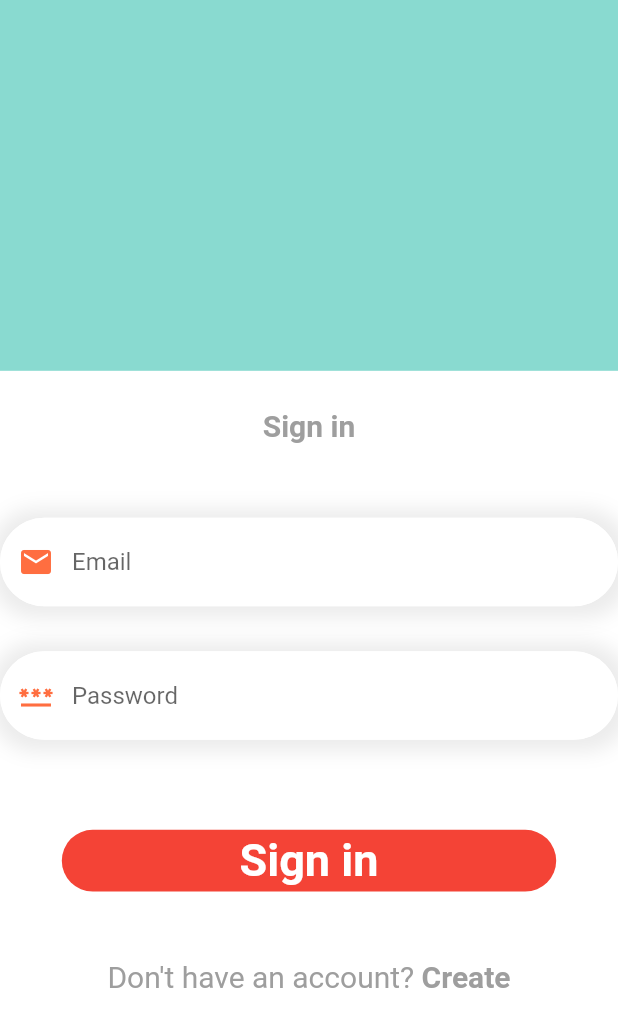
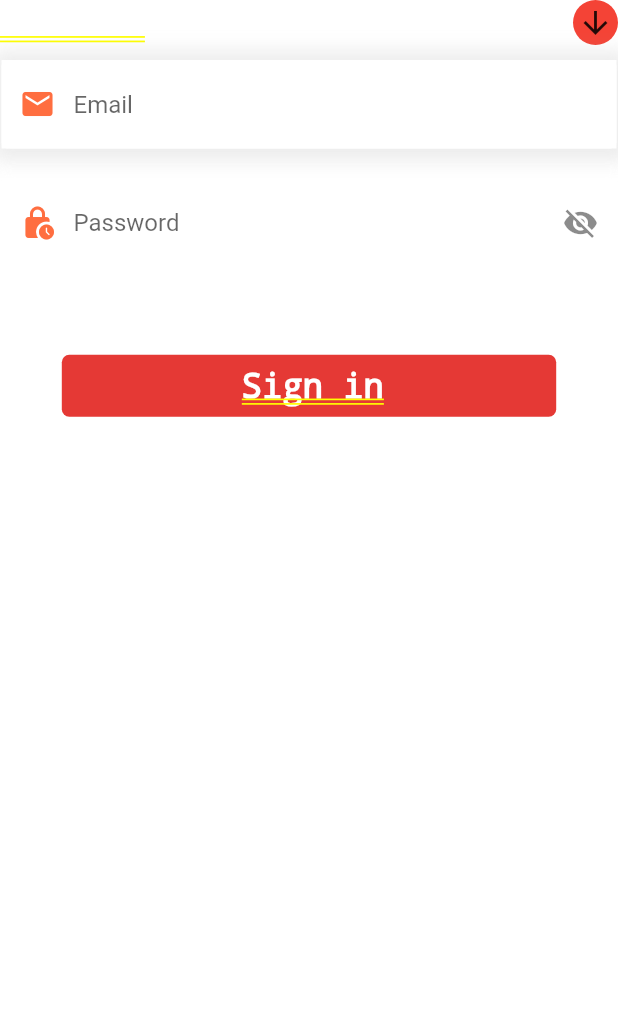
Before and after one commit to OLADISEA/bank-app, a Flutter app: the screen it shows after launch, on a phone screen of 412 x 824 dp. Shown: the top 1027 px of the screen. Run offline on Flutter 3.47's test engine with Material 2 defaults, Android fonts, the light colour scheme and no system bars; our stand-ins replace dots_indicator, email_validator, get, page_transition; missing offline and left inert: flutter_udid.

Commit message:
Added the password visibility, refactored some navigation and made some changes in the UI

```diff
--- a/lib/Screens/log_in_page.dart
+++ b/lib/Screens/log_in_page.dart
@@ -1,10 +1,10 @@
 import 'package:bank_app/Screens/sign_up.dart';
 import 'package:bank_app/Utilities/colors.dart';
+import 'package:bank_app/Utilities/dimensions.dart';
 import 'package:email_validator/email_validator.dart';
-import 'package:flutter/gestures.dart';
+//import 'package:flutter/gestures.dart';
 import 'package:flutter/material.dart';
 import 'package:get/get.dart';
-import '';
 import '../Utilities/card.dart';
 
 class LoginPage extends StatefulWidget {
@@ -19,6 +19,7 @@ class _LoginPageState extends State<LoginPage> {
   final GlobalKey<FormState> _formKey = GlobalKey<FormState>();
   final TextEditingController _emailController = TextEditingController();
   final TextEditingController _passwordController = TextEditingController();
+  bool hidePassword = true;
 
 
 
@@ -54,11 +55,17 @@ class _LoginPageState extends State<LoginPage> {
 
       if (userId != null) {
         // Successful sign-in
-        Navigator.pushNamed(context, '/home', arguments: userId);
+        Navigator.pushNamedAndRemoveUntil(
+          context,
+          '/home',
+              (Route<dynamic> route) => false,
+          arguments: userId,
+        );
+
       } else {
         // Invalid credentials
         ScaffoldMessenger.of(context).showSnackBar(
-          SnackBar(content: Text('Invalid credentials')),
+          const SnackBar(content: Text('Invalid credentials')),
         );
       }
     }
@@ -69,47 +76,33 @@ class _LoginPageState extends State<LoginPage> {
     double w = MediaQuery.of(context).size.width;
     double h = MediaQuery.of(context).size.height;
 
-    return Scaffold(
-      backgroundColor: Colors.white,
-      body: SingleChildScrollView(
-        child: Column(
-          children: [
-            Container(
-              width: w,
-              height: h * 0.3,
-              decoration: const BoxDecoration(
-                  color: AppColors.mainColor,
-              ),
-            ),
-            Container(
-              margin: const EdgeInsets.only(left: 20, right: 20),
-              width: w,
-              child: Column(
-                crossAxisAlignment: CrossAxisAlignment.center,
-                children: [
-                  Container(
-                    margin: const EdgeInsets.only(top: 25),
-                    child: Text(
-                      "Sign in",
-                      style: TextStyle(
-                        fontSize: 20,
-                        fontWeight: FontWeight.bold,
-                        color: Colors.grey[500],
-                      ),
-                    ),
-                  ),
-                ],
-              ),
-            ),
-            const SizedBox(height: 50),
-            Form(
+    return Form(
           key: _formKey,
           child: Column(
             children: [
+              Row(
+                mainAxisAlignment: MainAxisAlignment.spaceBetween,
+                children: [
+                  Text("Sign in",
+                  style: TextStyle(
+                    fontSize: 23,
+                    color: Colors.white
+                  ),),
                   Container(
+                      height: 30,
+                      width: 30,
+                      decoration: BoxDecoration(
+                        color: Colors.red,
+                        borderRadius: BorderRadius.circular(15)
+                      ),
+                      child: Icon(Icons.arrow_downward))
+                ],
+              ),
+              Container(
+                margin: const EdgeInsets.only(left: 1,right: 1,top: 10),
                 decoration: BoxDecoration(
                   color: Colors.white,
-                      borderRadius: BorderRadius.circular(30),
+                  //borderRadius: BorderRadius.circular(0),
                   boxShadow: [
                     BoxShadow(
                       spreadRadius: 7,
@@ -126,38 +119,47 @@ class _LoginPageState extends State<LoginPage> {
                     } else if (!EmailValidator.validate(value!)) {
                       return "Invalid Email";
                     }
+                    return null;
                   },
                   controller: _emailController,
-                      decoration: InputDecoration(
+                  decoration: const InputDecoration(
                     hintText: "Email",
-                        prefixIcon: const Icon(
+                    prefixIcon: Icon(
                       Icons.email,
                       color: Colors.deepOrangeAccent,
                     ),
                     enabledBorder: OutlineInputBorder(
-                          borderRadius: BorderRadius.circular(30),
-                          borderSide: const BorderSide(
+                      //borderRadius: BorderRadius.circular(Dimensions.radius30),
+                      borderSide: BorderSide(
                         color: Colors.white,
                         width: 1.0,
                       ),
                     ),
+                    focusedBorder: OutlineInputBorder( // Add a white glow when focused
+                      //borderRadius: BorderRadius.circular(Dimensions.radius30),
+                      borderSide: BorderSide(
+                        color: Colors.white,
+                        width: 2.0,
+                      ),
+                    ),
                     border: OutlineInputBorder(
-                          borderRadius: BorderRadius.circular(30),
+                     // borderRadius: BorderRadius.circular(Dimensions.radius30),
                     ),
                   ),
                 ),
               ),
-                  const SizedBox(height: 30),
+              SizedBox(height: Dimensions.height20),
               Container(
+                margin: const EdgeInsets.only(left: 1,right: 1,top: 5),
                 decoration: BoxDecoration(
                   color: Colors.white,
-                      borderRadius: BorderRadius.circular(30),
+                 // borderRadius: BorderRadius.circular(Dimensions.radius30),
                   boxShadow: [
                     BoxShadow(
                       spreadRadius: 7,
                       blurRadius: 10,
                       offset: const Offset(1, 1),
-                          color: Colors.grey.withOpacity(0.2),
+                      color: Colors.white.withOpacity(0.2),
                     ),
                   ],
                 ),
@@ -168,83 +170,85 @@ class _LoginPageState extends State<LoginPage> {
                     } else if (value!.length < 6) {
                       return 'Password must be at least 6 characters';
                     }
+                    return null;
                   },
-                      obscureText: true,
+                  obscureText: hidePassword,
                   controller: _passwordController,
+                  style: const TextStyle(
+                    color: Colors.black
+                  ),
                   decoration: InputDecoration(
+                    suffixIcon: IconButton(
+                        onPressed: (){
+                          setState(() {
+                            hidePassword = !hidePassword;
+                          });
+                        }, icon: Icon(hidePassword?Icons.visibility_off:Icons.visibility)),
                     hintText: "Password",
-                        prefixIcon: const Icon(
-                          Icons.password_outlined,
+                    prefixIcon: Icon(
+                      Icons.lock_clock_rounded,
                       color: Colors.deepOrangeAccent,
                     ),
                     enabledBorder: OutlineInputBorder(
-                          borderRadius: BorderRadius.circular(30),
-                          borderSide: const BorderSide(
+                      //borderRadius: BorderRadius.circular(Dimensions.radius30),
+                      borderSide: BorderSide(
                         color: Colors.white,
                         width: 1.0,
                       ),
                     ),
+                    focusedBorder: OutlineInputBorder( // Add a white glow when focused
+                      //borderRadius: BorderRadius.circular(Dimensions.radius30),
+                      borderSide: BorderSide(
+                        color: Colors.white,
+                        width: 2.0,
+                      ),
+                    ),
                     border: OutlineInputBorder(
-                          borderRadius: BorderRadius.circular(30),
+                      //borderRadius: BorderRadius.circular(Dimensions.radius30),
                     ),
                   ),
                 ),
               ),
-                ],
+        const SizedBox(height: 3,),
+        Padding(
+          padding: const EdgeInsets.only(left: 250),
+          child: TextButton(
+              onPressed: (){},
+              child: Text("Forgot password?",
+              style: TextStyle(
+                fontSize: 15,
+                color: Colors.white
+              ),)
           ),
         ),
-            const SizedBox(height: 20),
-            SizedBox(height: 40,),
-            Container(
-              width: w * 0.8,
-              height: h * 0.05,
-              child: ElevatedButton(
-                onPressed: () {
+        GestureDetector(
+          onTap:  () {
             if (_formKey.currentState!.validate()) {
               login();
             }
           },
-                style: ElevatedButton.styleFrom(
-                  backgroundColor: Colors.red,
-                  elevation: 0,
-                  shape: RoundedRectangleBorder(
-                    borderRadius: BorderRadius.circular(30),
+
+          child: Container(
+            margin: EdgeInsets.only(left: 20,top: Dimensions.height10,right: 20),
+
+            padding: EdgeInsets.only(left: 120,top: Dimensions.height10),
+            width: w * 0.8,
+            height: h * 0.05,
+            //color: Colors.red[600],
+            decoration: BoxDecoration(
+                 color: Colors.red[600],
+                 borderRadius: BorderRadius.all(Radius.circular(5))
+            ),
+            child: Text(
+              "Sign in",
+              style: TextStyle(
+                fontSize: Dimensions.height30,
+                fontWeight: FontWeight.bold,
+                color: Colors.white
               ),
             ),
-                child: const Text(
-                  "Sign in",
-                  style: TextStyle(
-                    fontSize: 30,
-                    fontWeight: FontWeight.bold,
-                    color: Colors.white,
-                  ),
-                ),
-              ),
-            ),
-            SizedBox(height: w * 0.11),
-            RichText(
-              text: TextSpan(
-                text: "Don't have an account? ",
-                style: TextStyle(
-                  color: Colors.grey[500],
-                  fontSize: 20,
-                ),
-                children: [
-                  TextSpan(
-                    recognizer: TapGestureRecognizer()
-                      ..onTap = () => Get.to(() => SignUp()),
-                    text: "Create",
-                    style: TextStyle(
-                      color: Colors.grey[500],
-                      fontSize: 20,
-                      fontWeight: FontWeight.bold,
-                    ),
-                  ),
+          )),
       ],
-              ),
-            ),
-          ],
-        ),
     ),
     );
   }
```
Lines whose indentation alone changed are shown as unchanged.
